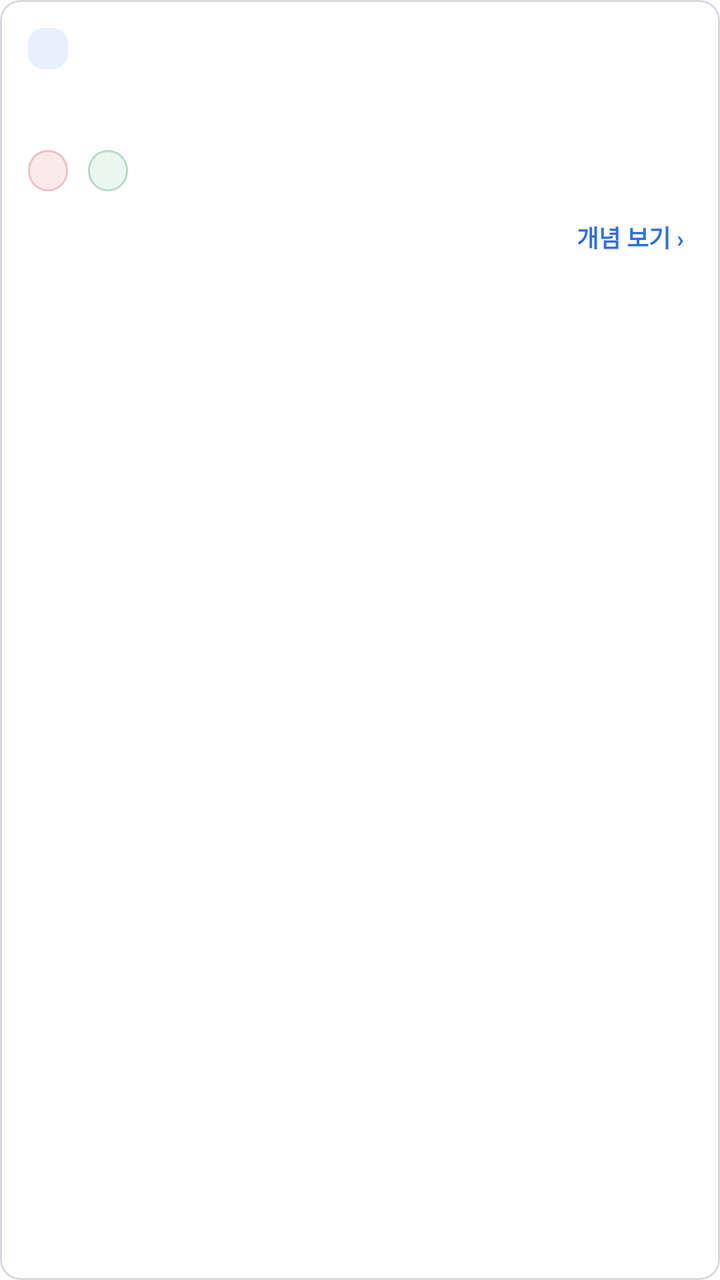
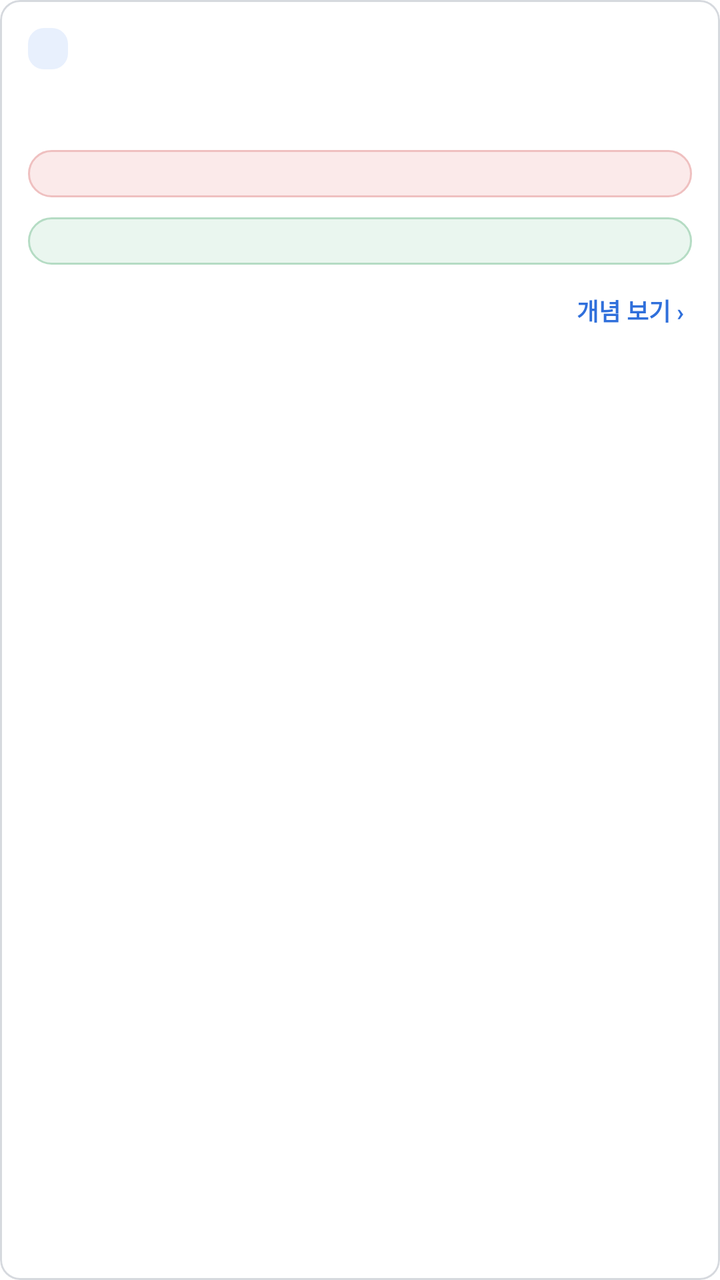

Two renders of the same Android screen: before a commit and after it. Below are the layout's source before the change and the commit's diff.
<!-- AndroidManifest.xml: application theme Theme.InterviewTrainer -->
<!-- res/layout/item_wrong.xml -->
<?xml version="1.0" encoding="utf-8"?>
<com.google.android.material.card.MaterialCardView xmlns:android="http://schemas.android.com/apk/res/android"
    style="@style/App.Card"
    android:layout_width="match_parent"
    android:layout_height="wrap_content"
    android:layout_marginBottom="10dp">

    <LinearLayout
        android:layout_width="match_parent"
        android:layout_height="wrap_content"
        android:divider="@drawable/space_10"
        android:orientation="vertical"
        android:padding="14dp"
        android:showDividers="middle">

        <LinearLayout
            android:layout_width="match_parent"
            android:layout_height="wrap_content"
            android:gravity="center_vertical"
            android:orientation="horizontal">

            <TextView
                android:id="@+id/tvCategory"
                style="@style/App.Tag"
                android:layout_width="wrap_content"
                android:layout_height="wrap_content"
                android:background="@drawable/bg_score"
                android:textColor="@color/acc" />

            <Space
                android:layout_width="0dp"
                android:layout_height="0dp"
                android:layout_weight="1" />

            <TextView
                android:id="@+id/tvCount"
                style="@style/App.Text.Mut"
                android:layout_width="wrap_content"
                android:layout_height="wrap_content" />
        </LinearLayout>

        <TextView
            android:id="@+id/tvQuestion"
            style="@style/App.Text.Title"
            android:layout_width="match_parent"
            android:layout_height="wrap_content" />

        <LinearLayout
            android:layout_width="match_parent"
            android:layout_height="wrap_content"
            android:divider="@drawable/space_10"
            android:orientation="horizontal"
            android:showDividers="middle">

            <TextView
                android:id="@+id/tvMyAnswer"
                style="@style/App.Tag.Bad"
                android:layout_width="wrap_content"
                android:layout_height="wrap_content" />

            <TextView
                android:id="@+id/tvCorrect"
                style="@style/App.Tag.Ok"
                android:layout_width="wrap_content"
                android:layout_height="wrap_content" />
        </LinearLayout>

        <com.google.android.material.card.MaterialCardView
            android:id="@+id/cardExplanation"
            style="@style/App.Card.Ok"
            android:layout_width="match_parent"
            android:layout_height="wrap_content"
            android:visibility="gone">

            <LinearLayout
                android:layout_width="match_parent"
                android:layout_height="wrap_content"
                android:orientation="vertical"
                android:padding="12dp">

                <TextView
                    style="@style/App.Text.Caption"
                    android:layout_width="wrap_content"
                    android:layout_height="wrap_content"
                    android:text="해설"
                    android:textColor="@color/ok" />

                <TextView
                    android:id="@+id/tvExplanation"
                    style="@style/App.Text"
                    android:layout_width="match_parent"
                    android:layout_height="wrap_content"
                    android:layout_marginTop="4dp"
                    android:lineSpacingExtra="3dp" />
            </LinearLayout>
        </com.google.android.material.card.MaterialCardView>

        <LinearLayout
            android:layout_width="match_parent"
            android:layout_height="wrap_content"
            android:orientation="horizontal">

            <TextView
                android:id="@+id/tvToggle"
                style="@style/App.Text.Link"
                android:layout_width="0dp"
                android:layout_height="wrap_content"
                android:layout_weight="1" />

            <TextView
                android:id="@+id/tvGoConcept"
                style="@style/App.Text.Link"
                android:layout_width="wrap_content"
                android:layout_height="wrap_content"
                android:padding="4dp"
                android:text="개념 보기 ›" />
        </LinearLayout>
    </LinearLayout>
</com.google.android.material.card.MaterialCardView>
<!-- resources referenced by this layout -->
<resources>
  <color name="acc">#2F6FDB</color>
  <color name="ok">#2E8B57</color>
  <!-- drawable bg_score (drawable) -->
  <?xml version="1.0" encoding="utf-8"?>
  <shape xmlns:android="http://schemas.android.com/apk/res/android" android:shape="rectangle">
      <solid android:color="@color/accbg" />
      <corners android:radius="8dp" />
  </shape>
  <!-- drawable space_10 (drawable) -->
  <?xml version="1.0" encoding="utf-8"?>
  <shape xmlns:android="http://schemas.android.com/apk/res/android" android:shape="rectangle">
      <size android:width="10dp" android:height="10dp" />
      <solid android:color="@android:color/transparent" />
  </shape>
  <style name="App.Card" parent="Widget.Material3.CardView.Outlined">
          <item name="cardBackgroundColor">@color/white</item>
          <item name="strokeColor">@color/line</item>
          <item name="strokeWidth">1dp</item>
          <item name="cardCornerRadius">10dp</item>
          <item name="cardElevation">0dp</item>
      </style>
  <style name="App.Card.Ok">
          <item name="cardBackgroundColor">@color/okbg</item>
          <item name="strokeColor">@color/okline</item>
      </style>
  <style name="App.Tag" parent="">
          <item name="android:paddingStart">10dp</item>
          <item name="android:paddingEnd">10dp</item>
          <item name="android:paddingTop">3dp</item>
          <item name="android:paddingBottom">3dp</item>
          <item name="android:textSize">11sp</item>
          <item name="android:textStyle">bold</item>
      </style>
  <style name="App.Tag.Bad">
          <item name="android:background">@drawable/bg_chip_bad</item>
          <item name="android:textColor">@color/bad</item>
      </style>
  <style name="App.Tag.Ok">
          <item name="android:background">@drawable/bg_chip_ok</item>
          <item name="android:textColor">@color/ok</item>
      </style>
  <style name="App.Text" parent="">
          <item name="android:textColor">@color/ink</item>
          <item name="android:textSize">14sp</item>
      </style>
  <style name="App.Text.Caption">
          <item name="android:textColor">@color/mut</item>
          <item name="android:textSize">12sp</item>
          <item name="android:textStyle">bold</item>
      </style>
  <style name="App.Text.Link">
          <item name="android:textColor">@color/acc</item>
          <item name="android:textSize">12sp</item>
          <item name="android:textStyle">bold</item>
      </style>
  <style name="App.Text.Mut">
          <item name="android:textColor">@color/mut</item>
          <item name="android:textSize">12sp</item>
      </style>
  <style name="App.Text.Title">
          <item name="android:textSize">15sp</item>
          <item name="android:textStyle">bold</item>
      </style>
  <style name="Theme.InterviewTrainer" parent="Base.Theme.InterviewTrainer" />
  <color name="accbg">#E8F0FD</color>
  <color name="white">#FFFFFFFF</color>
  <color name="line">#D6D9DE</color>
  <color name="okbg">#EAF6EF</color>
  <color name="okline">#B5DCC4</color>
  <!-- drawable bg_chip_bad (drawable) -->
  <?xml version="1.0" encoding="utf-8"?>
  <shape xmlns:android="http://schemas.android.com/apk/res/android" android:shape="rectangle">
      <solid android:color="@color/badbg" />
      <stroke android:width="1dp" android:color="@color/badline" />
      <corners android:radius="99dp" />
  </shape>
  <color name="bad">#D64545</color>
  <!-- drawable bg_chip_ok (drawable) -->
  <?xml version="1.0" encoding="utf-8"?>
  <shape xmlns:android="http://schemas.android.com/apk/res/android" android:shape="rectangle">
      <solid android:color="@color/okbg" />
      <stroke android:width="1dp" android:color="@color/okline" />
      <corners android:radius="99dp" />
  </shape>
  <color name="ink">#1F2937</color>
  <color name="mut">#6B7280</color>
  <color name="badbg">#FBEAEA</color>
  <color name="badline">#EFC0C0</color>
  <!-- unchanged entries left out for length: 1 -->
</resources>

<!-- the commit's change to res/layout/item_wrong.xml (unified diff, before → after) -->
@@ -49,20 +49,23 @@
             android:layout_width="match_parent"
             android:layout_height="wrap_content"
             android:divider="@drawable/space_10"
-            android:orientation="horizontal"
+            android:orientation="vertical"
             android:showDividers="middle">
 
+            
             <TextView
                 android:id="@+id/tvMyAnswer"
                 style="@style/App.Tag.Bad"
-                android:layout_width="wrap_content"
-                android:layout_height="wrap_content" />
+                android:layout_width="match_parent"
+                android:layout_height="wrap_content"
+                android:textSize="13sp" />
 
             <TextView
                 android:id="@+id/tvCorrect"
                 style="@style/App.Tag.Ok"
-                android:layout_width="wrap_content"
-                android:layout_height="wrap_content" />
+                android:layout_width="match_parent"
+                android:layout_height="wrap_content"
+                android:textSize="13sp" />
         </LinearLayout>
 
         <com.google.android.material.card.MaterialCardView
